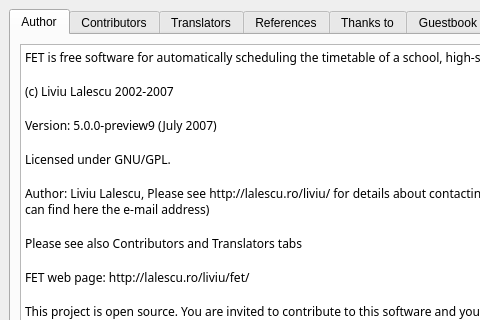
First picture: the form in fet/src/interface/helpaboutform_template.ui, repository vonmecheln/fet, before the edit; both pictures show x 0 to 480 and y 0 to 320 of the 707 by 409 pixel window.
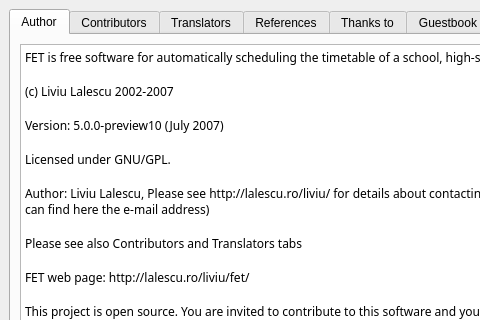
Second picture: the form after the edit.

Commit message: fet-5.0.0-preview10

The edit to the form file:
```diff
--- a/fet/src/interface/helpaboutform_template.ui
+++ b/fet/src/interface/helpaboutform_template.ui
@@ -38,7 +38,7 @@
        <item row="0" column="0" >
         <widget class="QTextBrowser" name="textBrowser" >
          <property name="html" >
-          <string>&lt;html>&lt;head>&lt;meta name="qrichtext" content="1" />&lt;/head>&lt;body style=" white-space: pre-wrap; font-family:Sans Serif; font-size:9pt; font-weight:400; font-style:normal; text-decoration:none;">&lt;p style=" margin-top:0px; margin-bottom:0px; margin-left:0px; margin-right:0px; -qt-block-indent:0; text-indent:0px;">FET is free software for automatically scheduling the timetable of a school, high-school or faculty.&lt;/p>&lt;p style="-qt-paragraph-type:empty; margin-top:0px; margin-bottom:0px; margin-left:0px; margin-right:0px; -qt-block-indent:0; text-indent:0px;">&lt;/p>&lt;p style=" margin-top:0px; margin-bottom:0px; margin-left:0px; margin-right:0px; -qt-block-indent:0; text-indent:0px;">(c) Liviu Lalescu 2002-2007&lt;/p>&lt;p style="-qt-paragraph-type:empty; margin-top:0px; margin-bottom:0px; margin-left:0px; margin-right:0px; -qt-block-indent:0; text-indent:0px;">&lt;/p>&lt;p style=" margin-top:0px; margin-bottom:0px; margin-left:0px; margin-right:0px; -qt-block-indent:0; text-indent:0px;">Version: 5.0.0-preview9 (July 2007)&lt;/p>&lt;p style="-qt-paragraph-type:empty; margin-top:0px; margin-bottom:0px; margin-left:0px; margin-right:0px; -qt-block-indent:0; text-indent:0px;">&lt;/p>&lt;p style=" margin-top:0px; margin-bottom:0px; margin-left:0px; margin-right:0px; -qt-block-indent:0; text-indent:0px;">Licensed under GNU/GPL.&lt;/p>&lt;p style="-qt-paragraph-type:empty; margin-top:0px; margin-bottom:0px; margin-left:0px; margin-right:0px; -qt-block-indent:0; text-indent:0px;">&lt;/p>&lt;p style=" margin-top:0px; margin-bottom:0px; margin-left:0px; margin-right:0px; -qt-block-indent:0; text-indent:0px;">Author: Liviu Lalescu, Please see http://lalescu.ro/liviu/ for details about contacting Liviu Lalescu (in particular, you can find here the e-mail address)&lt;/p>&lt;p style="-qt-paragraph-type:empty; margin-top:0px; margin-bottom:0px; margin-left:0px; margin-right:0px; -qt-block-indent:0; text-indent:0px;">&lt;/p>&lt;p style=" margin-top:0px; margin-bottom:0px; margin-left:0px; margin-right:0px; -qt-block-indent:0; text-indent:0px;">Please see also Contributors and Translators tabs&lt;/p>&lt;p style="-qt-paragraph-type:empty; margin-top:0px; margin-bottom:0px; margin-left:0px; margin-right:0px; -qt-block-indent:0; text-indent:0px;">&lt;/p>&lt;p style=" margin-top:0px; margin-bottom:0px; margin-left:0px; margin-right:0px; -qt-block-indent:0; text-indent:0px;">FET web page: http://lalescu.ro/liviu/fet/&lt;/p>&lt;p style="-qt-paragraph-type:empty; margin-top:0px; margin-bottom:0px; margin-left:0px; margin-right:0px; -qt-block-indent:0; text-indent:0px;">&lt;/p>&lt;p style=" margin-top:0px; margin-bottom:0px; margin-left:0px; margin-right:0px; -qt-block-indent:0; text-indent:0px;">This project is open source. You are invited to contribute to this software and your feed-back would be greatly appreciated.&lt;/p>&lt;p style="-qt-paragraph-type:empty; margin-top:0px; margin-bottom:0px; margin-left:0px; margin-right:0px; -qt-block-indent:0; text-indent:0px;">&lt;/p>&lt;p style=" margin-top:0px; margin-bottom:0px; margin-left:0px; margin-right:0px; -qt-block-indent:0; text-indent:0px;">Please support this project by making a donation. You can contact the author, a contributor or a translator for that.&lt;/p>&lt;/body>&lt;/html></string>
+          <string>&lt;html>&lt;head>&lt;meta name="qrichtext" content="1" />&lt;/head>&lt;body style=" white-space: pre-wrap; font-family:Sans Serif; font-size:9pt; font-weight:400; font-style:normal; text-decoration:none;">&lt;p style=" margin-top:0px; margin-bottom:0px; margin-left:0px; margin-right:0px; -qt-block-indent:0; text-indent:0px;">FET is free software for automatically scheduling the timetable of a school, high-school or faculty.&lt;/p>&lt;p style="-qt-paragraph-type:empty; margin-top:0px; margin-bottom:0px; margin-left:0px; margin-right:0px; -qt-block-indent:0; text-indent:0px;">&lt;/p>&lt;p style=" margin-top:0px; margin-bottom:0px; margin-left:0px; margin-right:0px; -qt-block-indent:0; text-indent:0px;">(c) Liviu Lalescu 2002-2007&lt;/p>&lt;p style="-qt-paragraph-type:empty; margin-top:0px; margin-bottom:0px; margin-left:0px; margin-right:0px; -qt-block-indent:0; text-indent:0px;">&lt;/p>&lt;p style=" margin-top:0px; margin-bottom:0px; margin-left:0px; margin-right:0px; -qt-block-indent:0; text-indent:0px;">Version: 5.0.0-preview10 (July 2007)&lt;/p>&lt;p style="-qt-paragraph-type:empty; margin-top:0px; margin-bottom:0px; margin-left:0px; margin-right:0px; -qt-block-indent:0; text-indent:0px;">&lt;/p>&lt;p style=" margin-top:0px; margin-bottom:0px; margin-left:0px; margin-right:0px; -qt-block-indent:0; text-indent:0px;">Licensed under GNU/GPL.&lt;/p>&lt;p style="-qt-paragraph-type:empty; margin-top:0px; margin-bottom:0px; margin-left:0px; margin-right:0px; -qt-block-indent:0; text-indent:0px;">&lt;/p>&lt;p style=" margin-top:0px; margin-bottom:0px; margin-left:0px; margin-right:0px; -qt-block-indent:0; text-indent:0px;">Author: Liviu Lalescu, Please see http://lalescu.ro/liviu/ for details about contacting Liviu Lalescu (in particular, you can find here the e-mail address)&lt;/p>&lt;p style="-qt-paragraph-type:empty; margin-top:0px; margin-bottom:0px; margin-left:0px; margin-right:0px; -qt-block-indent:0; text-indent:0px;">&lt;/p>&lt;p style=" margin-top:0px; margin-bottom:0px; margin-left:0px; margin-right:0px; -qt-block-indent:0; text-indent:0px;">Please see also Contributors and Translators tabs&lt;/p>&lt;p style="-qt-paragraph-type:empty; margin-top:0px; margin-bottom:0px; margin-left:0px; margin-right:0px; -qt-block-indent:0; text-indent:0px;">&lt;/p>&lt;p style=" margin-top:0px; margin-bottom:0px; margin-left:0px; margin-right:0px; -qt-block-indent:0; text-indent:0px;">FET web page: http://lalescu.ro/liviu/fet/&lt;/p>&lt;p style="-qt-paragraph-type:empty; margin-top:0px; margin-bottom:0px; margin-left:0px; margin-right:0px; -qt-block-indent:0; text-indent:0px;">&lt;/p>&lt;p style=" margin-top:0px; margin-bottom:0px; margin-left:0px; margin-right:0px; -qt-block-indent:0; text-indent:0px;">This project is open source. You are invited to contribute to this software and your feed-back would be greatly appreciated.&lt;/p>&lt;p style="-qt-paragraph-type:empty; margin-top:0px; margin-bottom:0px; margin-left:0px; margin-right:0px; -qt-block-indent:0; text-indent:0px;">&lt;/p>&lt;p style=" margin-top:0px; margin-bottom:0px; margin-left:0px; margin-right:0px; -qt-block-indent:0; text-indent:0px;">Please support this project by making a donation. You can contact the author, a contributor or a translator for that.&lt;/p>&lt;/body>&lt;/html></string>
          </property>
         </widget>
        </item>
```
The commit also changes 5 other files.
